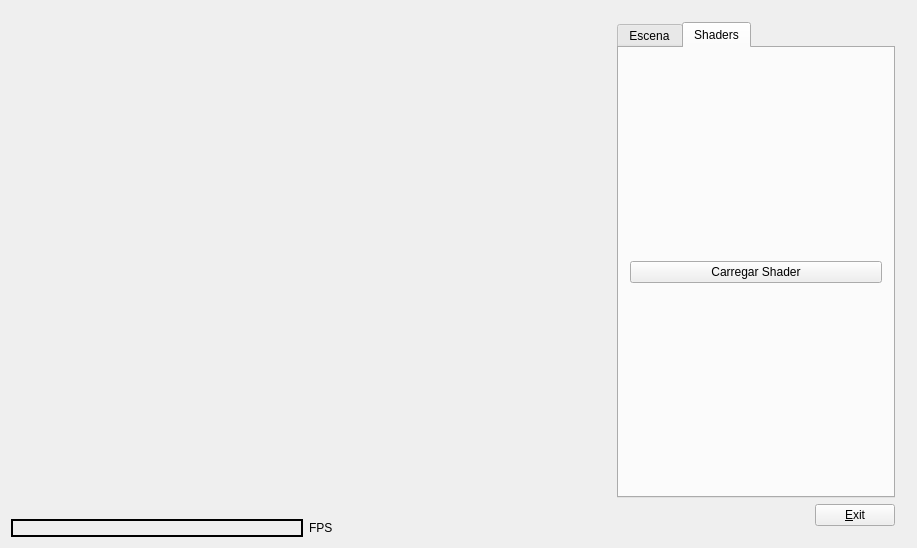
Dani-Mora/va-projecte, file app/principal.ui: the form before one commit.
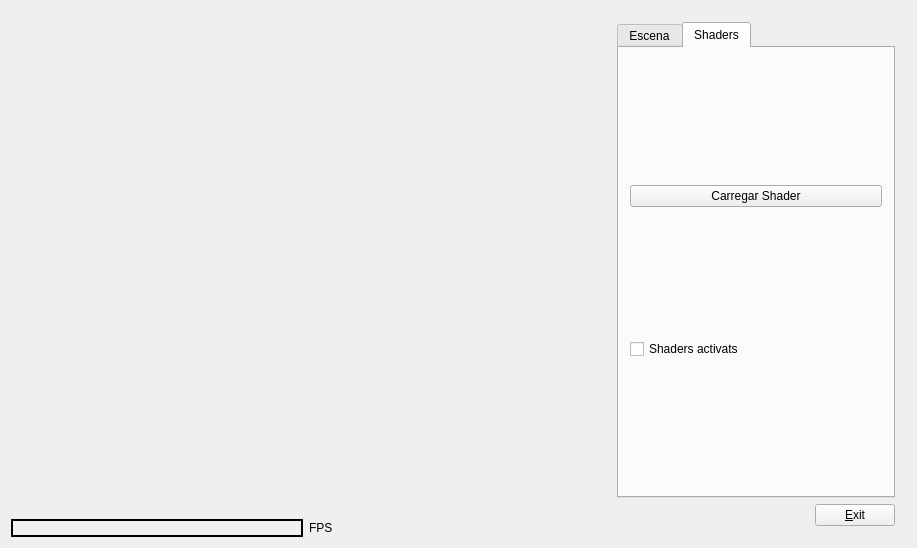
The form after the commit. The open tabs and pages were chosen to show the change. Custom widgets are drawn as their Qt base class.

Commit message: Afegit checkbox per activar/desactivar els shaders i els signals i slots corresponents.

```diff
--- a/app/principal.ui
+++ b/app/principal.ui
@@ -224,6 +224,13 @@
               </property>
              </widget>
             </item>
+            <item>
+             <widget class="QCheckBox" name="shaderActivation">
+              <property name="text">
+               <string>Shaders activats</string>
+              </property>
+             </widget>
+            </item>
            </layout>
           </widget>
          </widget>
```
Left out of the diff: 4 changed lines with no effect on the pictures. The commit also changes 1 other file.
